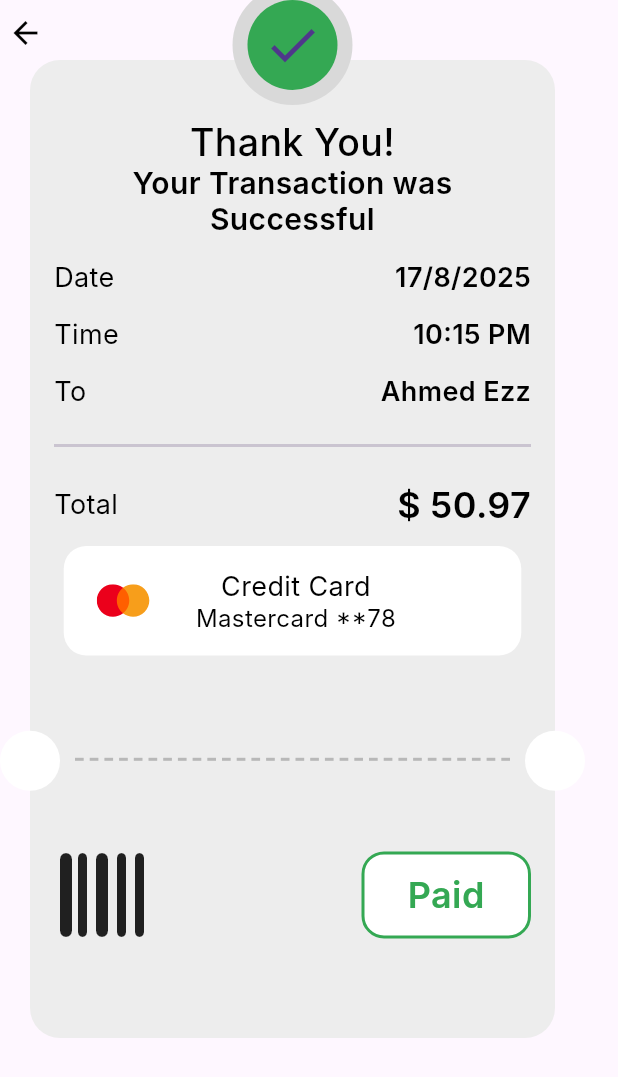
After one commit to AhmedEzz32/payment_getway, a Flutter app: the ThankYouView screen opened directly, on a phone screen of 412 x 824 dp. The commit adds this screen. Shown: the top 1077 px of the screen. Run offline on Flutter 3.47's test engine with Material 3 defaults, Android fonts, the phone set to English and light mode, and no system bars; our stand-ins replace flutter_credit_card, flutter_svg, font_awesome_flutter; Roboto replaces fonts that are missing (Inter).

Commit message:
Add thank you view and related UI components

```diff
--- a/lib/core/utils/styles.dart
+++ b/lib/core/utils/styles.dart
@@ -21,6 +21,14 @@ abstract class Styles {
 
   static const TextStyle style18 = TextStyle(
     fontSize: 18,
+    fontWeight: FontWeight.w400,
+    fontFamily: fontFamily,
+    color: Colors.black,
+    height: 0,
+  );
+
+  static const TextStyle style16 = TextStyle(
+    fontSize: 16,
     fontWeight: FontWeight.w400,
     fontFamily: fontFamily,
     color: Colors.black,
--- a/lib/features/checkout/persentation/views/my_card_view.dart
+++ b/lib/features/checkout/persentation/views/my_card_view.dart
@@ -1,7 +1,8 @@
 import 'package:flutter/material.dart';
-import 'package:payment_getway/features/checkout/persentation/views/my_cart_view_details.dart';
+import 'package:payment_getway/features/checkout/persentation/widgets/custom_button.dart';
 import 'package:payment_getway/features/checkout/persentation/widgets/my_cart_view_appbar.dart';
 import 'package:payment_getway/features/checkout/persentation/widgets/my_cart_view_body.dart';
+import 'package:payment_getway/features/checkout/persentation/widgets/payment_method_list_view.dart';
 
 class MyCardView extends StatelessWidget {
   const MyCardView({super.key});
@@ -14,11 +15,43 @@ class MyCardView extends StatelessWidget {
       ),
       body: MyCartViewBody(
         onTap: () {
-          Navigator.push(context, MaterialPageRoute(
-            builder: (context) => const MyCartViewDetails(),
-          ));
+          // Navigator.push(context, MaterialPageRoute(
+          //   builder: (context) => const MyCartViewDetails(),
+          // ));
+          showModalBottomSheet(
+            context: context,
+            shape: const RoundedRectangleBorder(
+              borderRadius: BorderRadius.vertical(top: Radius.circular(20)),
+            ),
+            builder: (context) {
+              return const PaymentMethodBottomSheet();
+            },
+          );
         },
       ),
     );
   }
 }
+
+class PaymentMethodBottomSheet extends StatelessWidget {
+  const PaymentMethodBottomSheet({super.key});
+
+  @override
+  Widget build(BuildContext context) {
+    return Padding(
+      padding: const EdgeInsets.all(16.0),
+      child: Column(
+        mainAxisSize: MainAxisSize.min,
+        children: [
+          SizedBox(height: 32),
+          PaymentMethodListView(),
+          SizedBox(height: 16),
+          CustomButton(
+            onTap: () {},
+            text: 'Continue',
+          ),
+        ],
+      ),
+    );
+  }
+}
--- /dev/null
+++ b/lib/features/checkout/persentation/views/thank_you_view.dart
@@ -0,0 +1,13 @@
+import 'package:flutter/material.dart';
+import 'package:payment_getway/features/checkout/persentation/widgets/thank_you_body.dart';
+
+class ThankYouView extends StatelessWidget {
+  const ThankYouView({super.key});
+
+  @override
+  Widget build(BuildContext context) {
+    return Scaffold(
+      body: ThankYouBody(),
+    );
+  }
+}
--- /dev/null
+++ b/lib/features/checkout/persentation/widgets/custom_check_icon.dart
@@ -0,0 +1,23 @@
+import 'package:flutter/material.dart';
+
+class CustomCheckIcon extends StatelessWidget {
+  const CustomCheckIcon({
+    super.key,
+  });
+
+  @override
+  Widget build(BuildContext context) {
+    return CircleAvatar(
+      radius: 40,
+      backgroundColor: const Color(0xffd9d9d9),
+      child: CircleAvatar(
+        radius: 30,
+        backgroundColor: const Color(0xff34a853),
+        child: Icon(
+          Icons.check,
+          size: 40,
+        )
+      ),
+    );
+  }
+}
--- /dev/null
+++ b/lib/features/checkout/persentation/widgets/custom_dashed_line.dart
@@ -0,0 +1,23 @@
+import 'package:flutter/material.dart';
+
+class CustomDashedLine extends StatelessWidget {
+  const CustomDashedLine({
+    super.key,
+  });
+
+  @override
+  Widget build(BuildContext context) {
+    return Row(
+      children: List.generate(
+        30,
+        (index) => Expanded(
+          child: Container(
+            margin: EdgeInsets.symmetric(horizontal: 2),
+            color: const Color(0xffb8b8b8),
+            height: 2,
+          ),
+        )
+      ),
+    );
+  }
+}
--- a/lib/features/checkout/persentation/widgets/my_cart_view_appbar.dart
+++ b/lib/features/checkout/persentation/widgets/my_cart_view_appbar.dart
@@ -13,9 +13,12 @@ class MyCartViewAppbar extends StatelessWidget implements PreferredSizeWidget {
   @override
   Widget build(BuildContext context) {
     return AppBar(
-      leading: Icon(
-        Icons.arrow_back_outlined,
-        color: Colors.black,
+      leading: GestureDetector(
+        onTap: () => Navigator.pop(context),
+        child: Icon(
+          Icons.arrow_back_outlined,
+          color: Colors.black,
+        ),
       ),
       elevation: 0,
       centerTitle: true,
--- a/lib/features/checkout/persentation/widgets/my_cart_view_details_body.dart
+++ b/lib/features/checkout/persentation/widgets/my_cart_view_details_body.dart
@@ -1,4 +1,5 @@
 import 'package:flutter/material.dart';
+import 'package:payment_getway/features/checkout/persentation/views/thank_you_view.dart';
 import 'package:payment_getway/features/checkout/persentation/widgets/custom_button.dart';
 import 'package:payment_getway/features/checkout/persentation/widgets/custom_credit_card.dart';
 import 'package:payment_getway/features/checkout/persentation/widgets/payment_method_list_view.dart';
@@ -38,11 +39,14 @@ class _MyCartViewDetailsBodyState extends State<MyCartViewDetailsBody> {
                 onTap: () {
                  if (formKey.currentState!.validate()){
                     formKey.currentState!.save();
-                    SnackBar(content: Text('Payment Successful!'));
                  } else {
-                    setState(() {
-                      autovalidateMode = AutovalidateMode.always;
-                    });
+                    Navigator.of(context).push(
+                      MaterialPageRoute(builder: (context){
+                        return const ThankYouView();
+                      })
+                    );
+                    autovalidateMode = AutovalidateMode.always;
+                    setState(() {});
                  }
                 },
                 text: 'Payment',
--- /dev/null
+++ b/lib/features/checkout/persentation/widgets/payment_info_item.dart
@@ -0,0 +1,30 @@
+import 'package:flutter/material.dart';
+import 'package:payment_getway/core/utils/styles.dart';
+
+class PaymentItemInfo extends StatelessWidget {
+
+  final String text, value;
+
+  const PaymentItemInfo({
+    super.key,
+    required this.text,
+    required this.value
+  });
+
+  @override
+  Widget build(BuildContext context) {
+    return Row(
+      mainAxisAlignment: MainAxisAlignment.spaceBetween,
+      children: [
+        Text(
+          text,
+          style: Styles.style18,
+        ),
+        Text(
+          value,
+          style: Styles.styleBold18,
+        )
+      ],
+    );
+  }
+}
--- /dev/null
+++ b/lib/features/checkout/persentation/widgets/thank_you_body.dart
@@ -0,0 +1,67 @@
+import 'package:flutter/material.dart';
+import 'package:payment_getway/features/checkout/persentation/widgets/custom_check_icon.dart';
+import 'package:payment_getway/features/checkout/persentation/widgets/custom_dashed_line.dart';
+import 'package:payment_getway/features/checkout/persentation/widgets/thank_you_card.dart';
+
+class ThankYouBody extends StatelessWidget {
+  const ThankYouBody({super.key});
+
+  @override
+  Widget build(BuildContext context) {
+    return Stack(
+      children: [
+        Positioned(
+          top: 10,
+          left: 5,
+          child: GestureDetector(
+            onTap: () => Navigator.pop(context),
+            child: Icon(
+              Icons.arrow_back_outlined,
+              color: Colors.black,
+            ),
+          )
+        ),
+        Padding(
+          padding: const EdgeInsets.only(
+            top: 40,
+            left: 20,
+            right: 20,
+            bottom: 10
+          ),
+          child: Stack(
+            clipBehavior: Clip.none,
+            children: [
+              ThankYouCard(),
+              Positioned(
+                right: 20 + 8,
+                left: 20 + 8,
+                bottom: MediaQuery.sizeOf(context).height * .2 + 20,
+                child: CustomDashedLine()
+              ),
+              Positioned(
+                left: -20,
+                bottom: MediaQuery.sizeOf(context).height * .2,
+                child: CircleAvatar(
+                  backgroundColor: Colors.white,
+                )
+              ),
+              Positioned(
+                right: -20,
+                bottom: MediaQuery.sizeOf(context).height * .2,
+                child: CircleAvatar(
+                  backgroundColor: Colors.white,
+                )
+              ),
+              Positioned(
+                top: -50,
+                right: 0,
+                left: 0,
+                child: CustomCheckIcon()
+              ),
+            ],
+          ),
+        ),
+      ],
+    );
+  }
+}
--- /dev/null
+++ b/lib/features/checkout/persentation/widgets/thank_you_card.dart
@@ -0,0 +1,136 @@
+import 'package:flutter/material.dart';
+import 'package:flutter_svg/svg.dart';
+import 'package:font_awesome_flutter/font_awesome_flutter.dart';
+import 'package:payment_getway/core/assets.dart/assets.dart';
+import 'package:payment_getway/core/utils/styles.dart';
+import 'package:payment_getway/features/checkout/persentation/widgets/order_info_item.dart';
+import 'package:payment_getway/features/checkout/persentation/widgets/payment_info_item.dart';
+
+class ThankYouCard extends StatelessWidget {
+  const ThankYouCard({
+    super.key,
+  });
+
+  @override
+  Widget build(BuildContext context) {
+    var sizedBox = SizedBox(height: 16);
+    return Container(
+      height: 652,
+      width: 350,
+      padding: EdgeInsets.only(top: 40, left: 16, right: 16),
+      decoration: ShapeDecoration(
+        color: Color(0xffededed),
+        shape: RoundedRectangleBorder(
+          borderRadius: BorderRadius.circular(20.0),
+        )
+      ),
+      child: Column(
+        children: [
+          Text(
+            'Thank You!',
+            style: Styles.style25,
+            textAlign: TextAlign.center,
+          ),
+          Text(
+            'Your Transaction was Successful',
+            style: Styles.style20,
+            textAlign: TextAlign.center,
+          ),
+          sizedBox,
+          PaymentItemInfo(
+            text: 'Date',
+            value: '17/8/2025',
+          ),
+          sizedBox,
+          PaymentItemInfo(
+            text: 'Time',
+            value: '10:15 PM',
+          ),
+          sizedBox,
+          PaymentItemInfo(
+            text: 'To',
+            value: 'Ahmed Ezz',
+          ),
+          const Divider(
+            height: 50,
+            thickness: 2,
+          ),
+          OrderInfoItem(
+            title: 'Total',
+            value: '\$ 50.97',
+            valueStyle: Styles.style24,
+          ),
+          Container(
+            width: 305,
+            height: 73,
+            padding: EdgeInsets.symmetric(vertical: 14, horizontal: 22),
+            margin: EdgeInsets.symmetric(vertical: 13),
+            decoration: ShapeDecoration(
+              color: Colors.white,
+              shape: RoundedRectangleBorder(
+                borderRadius: BorderRadius.circular(15)
+              )
+            ),
+            child: Row(
+              children: [
+                SvgPicture.asset(Assets.assetsImagesMasterCard),
+                SizedBox(
+                  width: 30,
+                ),
+                Column(
+                  mainAxisAlignment: MainAxisAlignment.center,
+                  children: [
+                    const Text(
+                      'Credit Card',
+                      style: Styles.style18,
+                    ),
+                    const Text(
+                      'Mastercard **78',
+                      style: Styles.style16,
+                    )
+                  ]
+                )
+              ],
+            ),
+          ),
+          const Spacer(),
+          Row(
+            mainAxisAlignment: MainAxisAlignment.spaceBetween,
+            children: [
+              const Icon(
+                FontAwesomeIcons.barcode,
+                size: 64,
+              ),
+              Container(
+                width: 113,
+                height: 58,
+                decoration:  ShapeDecoration(
+                  color: Colors.white,
+                  shape: RoundedRectangleBorder(
+                    side: BorderSide(
+                      color: Color(0xff34a853),
+                      width: 2
+                    ),
+                    borderRadius: BorderRadius.circular(15)
+                  ),
+                ),
+                child: Center(
+                  child: Text(
+                    'Paid',
+                    style: Styles.style24.copyWith(
+                      color: Color(0xff34a853),
+                    ),
+                    textAlign: TextAlign.center,
+                  ),
+                ),
+              ),
+            ],
+          ),
+          SizedBox(
+            height: ((MediaQuery.sizeOf(context).height * .2 + 20) / 2) - 29,
+          ),
+        ],
+      ),
+    );
+  }
+}
--- a/pubspec.yaml
+++ b/pubspec.yaml
@@ -37,6 +37,7 @@ dependencies:
   device_preview: ^1.2.0
   flutter_svg: ^2.2.0
   flutter_credit_card: ^4.1.0
+  font_awesome_flutter: ^10.9.1
 
 dev_dependencies:
   flutter_test:
```
Also changed, not shown: pubspec.lock.
